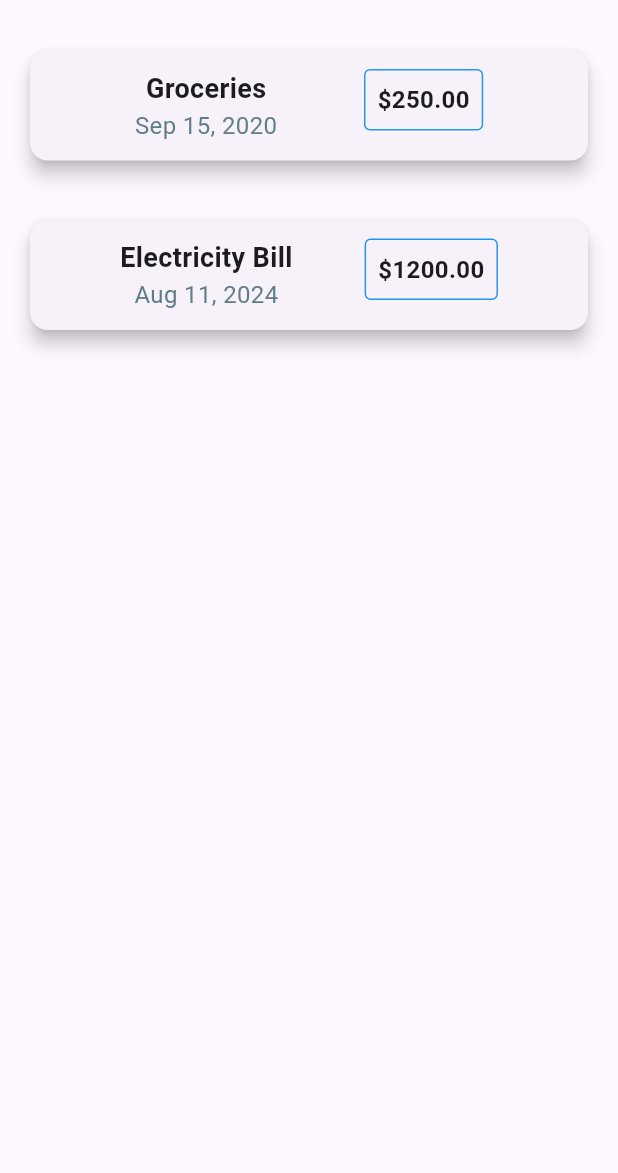
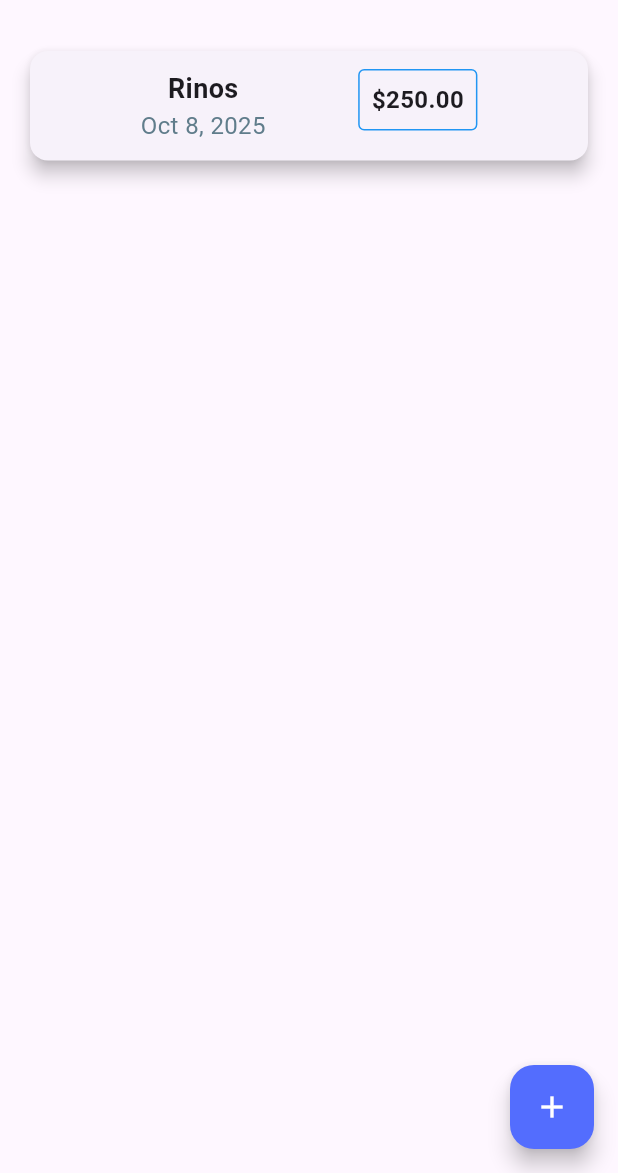
Before and after one commit to ramlanrinos/expense-tracker, a Flutter app: the screen it shows after launch, on a phone screen of 412 x 824 dp, the part 63-1236 px from its top. Run offline on Flutter 3.47's test engine with Material 3 defaults, Android fonts, the phone set to English and light mode, and no system bars.

Commit message:
HomeScreen changed as StatefulWidget

```diff
--- a/lib/screens/home_screen.dart
+++ b/lib/screens/home_screen.dart
@@ -1,21 +1,47 @@
+import 'package:expense_tracker/models/expense_model.dart';
 import 'package:flutter/material.dart';
+import 'package:intl/intl.dart';
 
-class HomeScreen extends StatelessWidget {
+class HomeScreen extends StatefulWidget {
   const HomeScreen({super.key});
+
+  @override
+  State<HomeScreen> createState() => _HomeScreenState();
+}
+
+class _HomeScreenState extends State<HomeScreen> {
+  List<ExpenseModel> expenses = [
+    ExpenseModel(title: "Rinos", date: DateTime.now(), amount: 250.0),
+  ];
 
   @override
   Widget build(BuildContext context) {
     return Scaffold(
+      floatingActionButton: FloatingActionButton(
+        onPressed: () async {
+          final newExpense =
+              await Navigator.pushNamed(context, "/add-expense")
+                  as ExpenseModel;
+          setState(() {
+            expenses.add(newExpense);
+          });
+          // print("New Expense $newExpense");
+        },
+        backgroundColor: Colors.indigoAccent,
+        foregroundColor: Colors.white,
+        child: Icon(Icons.add),
+      ),
       appBar: AppBar(title: Text("Expense Tracker")),
-      body: Column(
-        children: [
-          ExpenseCard(title: "Groceries", date: "Sep 15, 2020", price: 250.0),
-          ExpenseCard(
-            title: "Electricity Bill",
-            date: "Aug 11, 2024",
-            price: 1200.0,
-          ),
-        ],
+      body: ListView.builder(
+        itemCount: expenses.length,
+        itemBuilder: (context, index) {
+          final expense = expenses[index];
+          return ExpenseCard(
+            title: expense.title,
+            date: expense.date,
+            amount: expense.amount,
+          );
+        },
       ),
     );
   }
@@ -23,13 +49,17 @@ class HomeScreen extends StatelessWidget {
 
 class ExpenseCard extends StatelessWidget {
   final String title;
-  final String date;
-  final double price;
+  final DateTime? date;
+  final double amount;
+
+  String get formatedDate {
+    return date == null ? "No Date" : DateFormat("MMM d, y").format(date!);
+  }
 
   const ExpenseCard({
     required this.title,
     required this.date,
-    required this.price,
+    required this.amount,
     super.key,
   });
 
@@ -53,7 +83,7 @@ class ExpenseCard extends StatelessWidget {
                 ),
                 // SizedBox(height: 5),
                 Text(
-                  date,
+                  formatedDate,
                   style: TextStyle(fontSize: 16, color: Colors.blueGrey),
                 ),
               ],
@@ -65,7 +95,7 @@ class ExpenseCard extends StatelessWidget {
               ),
               padding: EdgeInsets.all(8.0),
               child: Text(
-                "\$${price.toStringAsFixed(2)}",
+                "\$${amount.toStringAsFixed(2)}",
                 style: TextStyle(fontSize: 16, fontWeight: FontWeight.bold),
               ),
             ),
```
